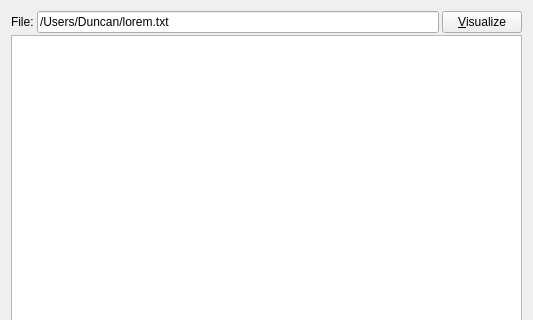
First picture: the form in MainWindow.ui, repository mrexodia/fluffy-adventure, before the edit; both pictures show x 0 to 533 and y 0 to 320 of the 533 by 497 pixel window.
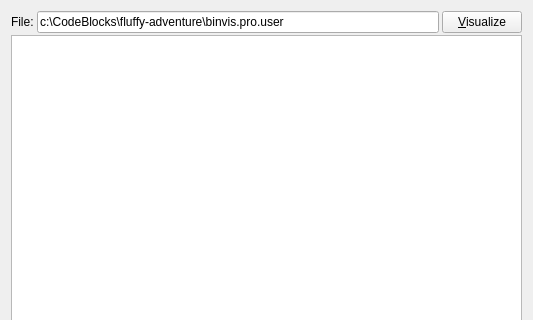
Second picture: the form after the edit.

```diff
--- a/MainWindow.ui
+++ b/MainWindow.ui
@@ -36,7 +36,7 @@
       <item>
        <widget class="QLineEdit" name="editFilename">
         <property name="text">
-         <string>/Users/Duncan/lorem.txt</string>
+         <string>c:\CodeBlocks\fluffy-adventure\binvis.pro.user</string>
         </property>
        </widget>
       </item>
```
